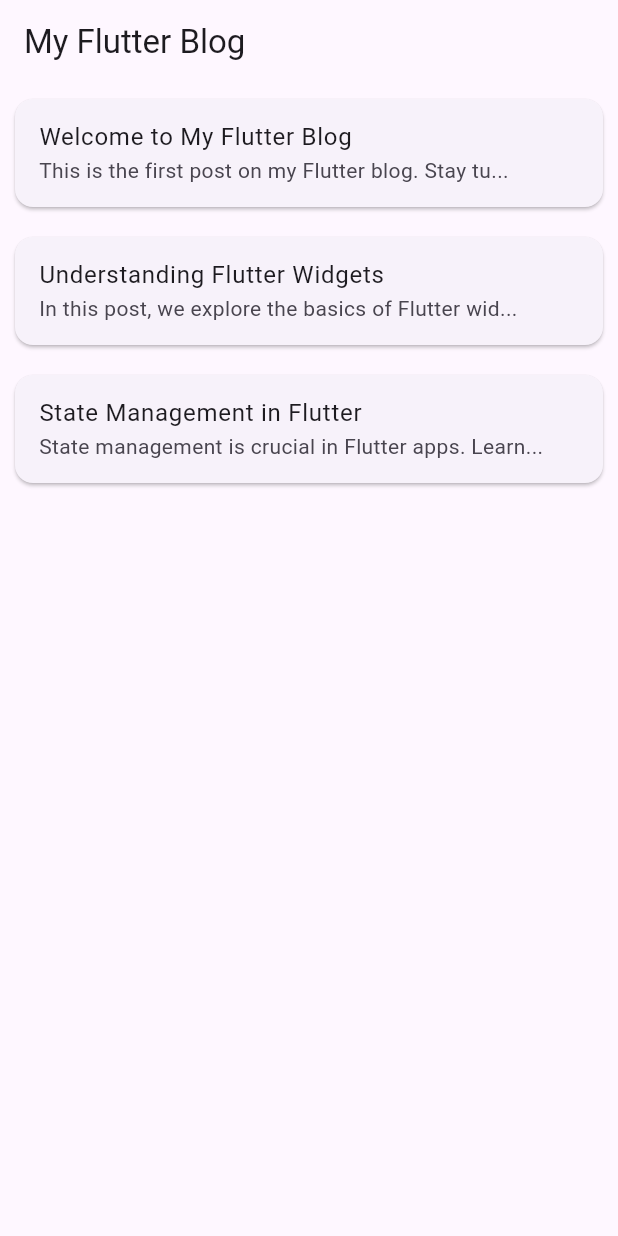
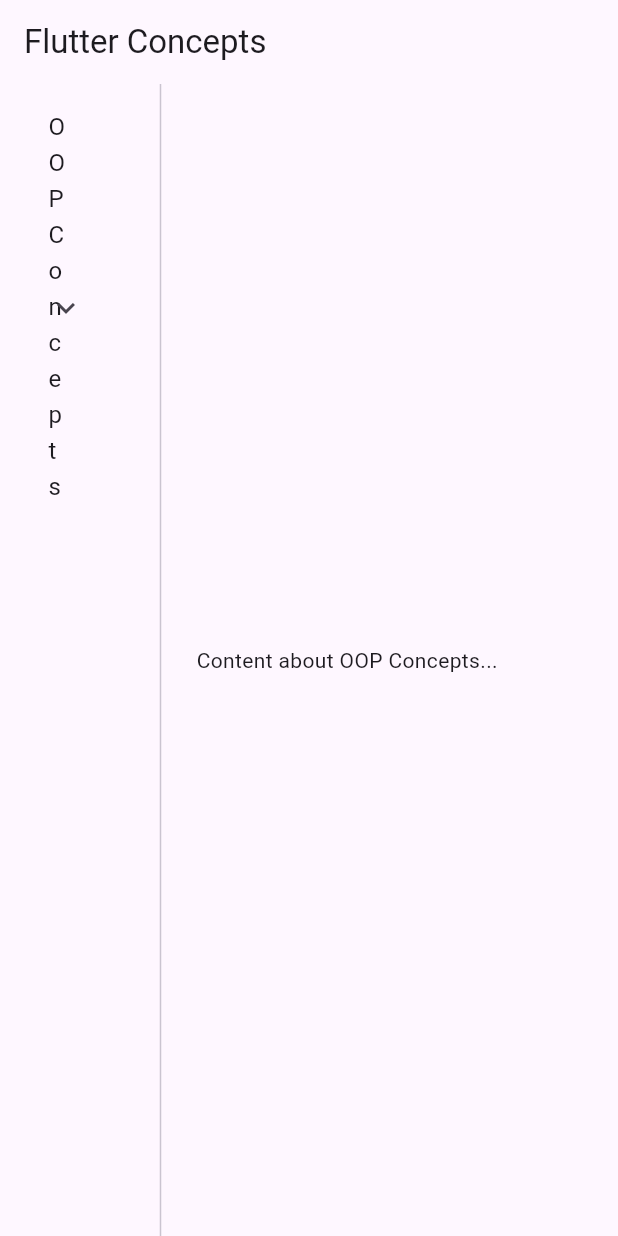
Before and after one commit to Nahianether/personal_blog, a Flutter app: the screen it shows after launch, on a phone screen of 412 x 824 dp. Run offline on Flutter 3.47's test engine with Material 3 defaults, Android fonts, the phone set to English and light mode, and no system bars.

Commit message:
initial commit

```diff
--- a/lib/main.dart
+++ b/lib/main.dart
@@ -1,89 +1,94 @@
 import 'package:flutter/material.dart';
 
-void main() => runApp(const MyBlogApp());
+void main() {
+  runApp(MyApp());
+}
 
-class MyBlogApp extends StatelessWidget {
-  const MyBlogApp({super.key});
-
+class MyApp extends StatelessWidget {
   @override
   Widget build(BuildContext context) {
     return MaterialApp(
-      title: 'My Flutter Blog',
-      theme: ThemeData(
-        primarySwatch: Colors.blue,
-      ),
-      home: BlogHomePage(),
+      home: BlogPage(),
     );
   }
 }
 
-class BlogHomePage extends StatelessWidget {
-  final List<Map<String, String>> blogPosts = [
-    {
-      'title': 'Welcome to My Flutter Blog',
-      'content': 'This is the first post on my Flutter blog. Stay tuned for more updates!'
-    },
-    {
-      'title': 'Understanding Flutter Widgets',
-      'content': 'In this post, we explore the basics of Flutter widgets and how to use them.'
-    },
-    {
-      'title': 'State Management in Flutter',
-      'content': 'State management is crucial in Flutter apps. Learn about different approaches.'
-    },
+class BlogPage extends StatefulWidget {
+  @override
+  _BlogPageState createState() => _BlogPageState();
+}
+
+class _BlogPageState extends State<BlogPage> {
+  int _selectedIndex = 0;
+
+  final List<String> categories = [
+    'OOP Concepts',
+    'SOLID Principles',
+    'Flutter Concepts',
+    'Databases in Flutter',
+    'Method Channels',
+    'Hot Reload vs. Hot Restart',
+    'Google Map Implementation',
+    'Design Patterns in Flutter',
+    'State Management',
   ];
 
-  BlogHomePage({super.key});
+  final List<String> content = [
+    // Detailed content for each category here
+    'Content about OOP Concepts...',
+    'Content about SOLID Principles...',
+    'Content about Flutter Concepts...',
+    'Content about Databases in Flutter...',
+    'Content about Method Channels...',
+    'Content about Hot Reload vs. Hot Restart...',
+    'Content about Google Map Implementation...',
+    'Content about Design Patterns in Flutter...',
+    'Content about State Management...',
+  ];
 
   @override
   Widget build(BuildContext context) {
     return Scaffold(
       appBar: AppBar(
-        title: const Text('My Flutter Blog'),
+        title: Text('Flutter Concepts'),
       ),
-      body: ListView.builder(
-        itemCount: blogPosts.length,
-        itemBuilder: (context, index) {
-          return Card(
-            margin: const EdgeInsets.all(10.0),
-            child: ListTile(
-              title: Text(blogPosts[index]['title']!),
-              subtitle: Text(blogPosts[index]['content']!.substring(0, 50) + '...'),
-              onTap: () {
-                Navigator.push(
-                  context,
-                  MaterialPageRoute(
-                    builder: (context) => BlogPostPage(
-                      title: blogPosts[index]['title']!,
-                      content: blogPosts[index]['content']!,
-                    ),
+      body: Row(
+        children: [
+          Expanded(
+            flex: 1,
+            child: ListView(
+              children: [
+                ListTile(
+                  title: ExpansionTile(
+                    title: Text('OOP Concepts'),
+                    children: <Widget>[
+                      Text('Class'),
+                      Text('Object'),
+                      Text('Inheritance'),
+                      Text('Polymorphism'),
+                      Text('Abstraction'),
+                      Text('Encapsulation'),
+                    ],
                   ),
-                );
-              },
+                  onTap: () {
+                    setState(() {
+                      // _selectedIndex = index;
+                    });
+                  },
+                ),
+              ],
             ),
-          );
-        },
+          ),
+          VerticalDivider(),
+          Expanded(
+            flex: 3,
+            child: Padding(
+              padding: const EdgeInsets.all(16.0),
+              child: Text(content[_selectedIndex]),
+            ),
+          ),
+        ],
       ),
     );
   }
 }
-
-class BlogPostPage extends StatelessWidget {
-  final String title;
-  final String content;
-
-  BlogPostPage({super.key, required this.title, required this.content});
-
-  @override
-  Widget build(BuildContext context) {
-    return Scaffold(
-      appBar: AppBar(
-        title: Text(title),
-      ),
-      body: Padding(
-        padding: const EdgeInsets.all(16.0),
-        child: Text(content, style: const TextStyle(fontSize: 18)),
-      ),
-    );
-  }
-}
```
Also changed, not shown: 1 other file.
